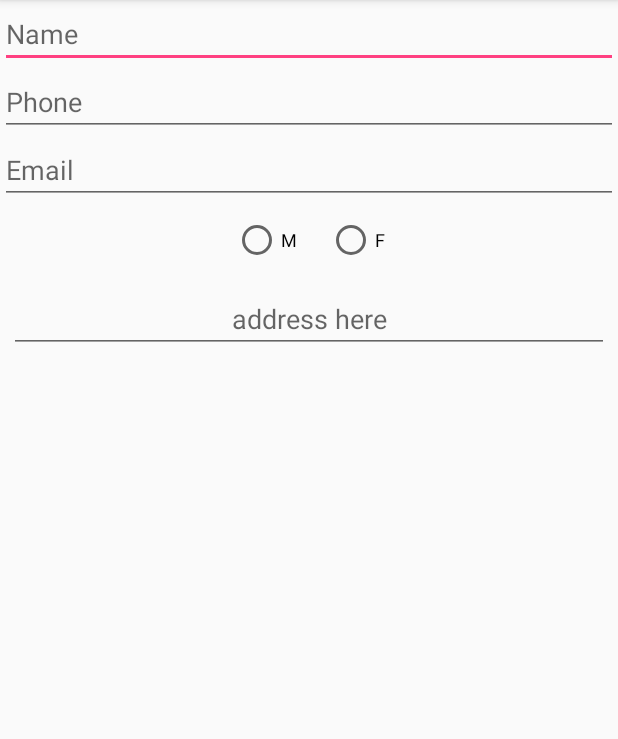
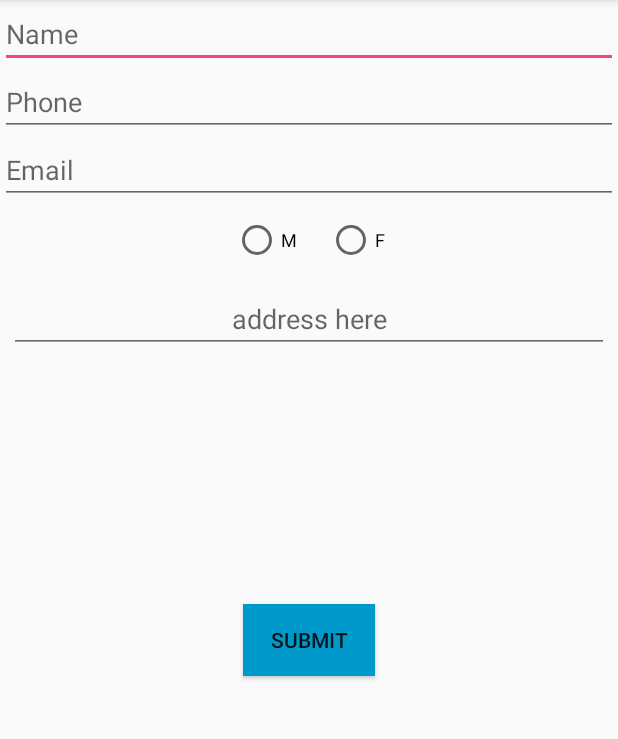
Before and after one commit to ananthukrishnapr/hello, an Android app: the screen it shows after launch (Form), on a phone screen of 412 x 824 dp, the part 84-823 px from its top. Run offline under Robolectric (Android 15) with nearby library versions, the phone set to English and light mode, and no system bars.

Commit message:
secnd button

```diff
--- a/app/src/main/res/layout/activity_form.xml
+++ b/app/src/main/res/layout/activity_form.xml
@@ -85,6 +85,16 @@
             android:hint="address here"/>
     </LinearLayout>
 
+    <Button
+        android:id="@+id/button"
+        android:layout_width="wrap_content"
+        android:layout_height="wrap_content"
+        android:layout_below="@+id/linearLayout"
+        android:layout_centerHorizontal="true"
+        android:shadowRadius="90"
+        android:background="@android:color/holo_blue_dark"
+        android:layout_marginTop="161dp"
+        android:text="submit" />
 
 
 </RelativeLayout>
```
